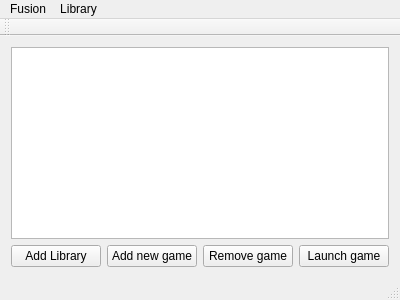
Old version of the form mainwindow.ui in the repository FusionLauncher/FusionClient.
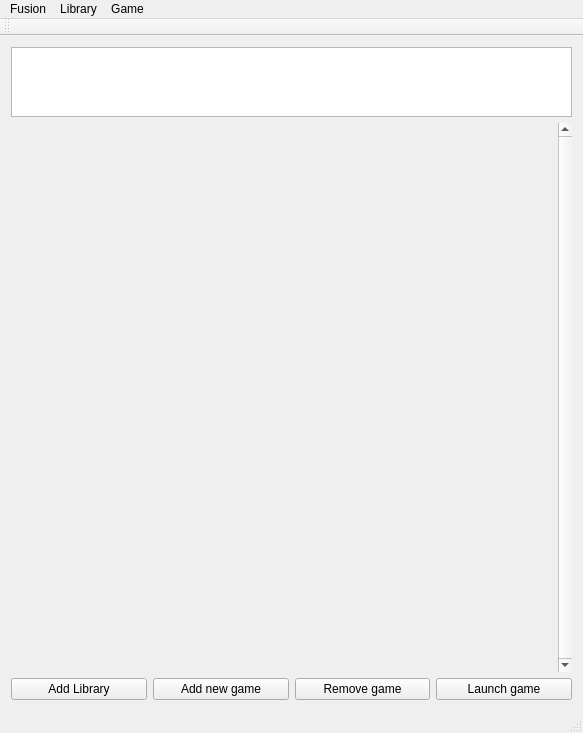
New version of the form.

Commit message: Add: GameInfoDialog to edit Games Add: Widget do Display Games Add: General Class for some Static stuff

```diff
--- a/mainwindow.ui
+++ b/mainwindow.ui
@@ -6,8 +6,8 @@
    <rect>
     <x>0</x>
     <y>0</y>
-    <width>400</width>
-    <height>300</height>
+    <width>583</width>
+    <height>733</height>
    </rect>
   </property>
   <property name="windowTitle">
@@ -17,7 +17,7 @@
    <string notr="true"/>
   </property>
   <widget class="QWidget" name="centralWidget">
-   <layout class="QVBoxLayout" name="verticalLayout">
+   <layout class="QVBoxLayout" name="verticalLayout" stretch="1,10,0">
     <item>
      <widget class="QListWidget" name="gameListWidget">
       <property name="sortingEnabled">
@@ -25,6 +25,35 @@
       </property>
      </widget>
     </item>
+    <item>
+     <widget class="QScrollArea" name="gameScrollArea">
+      <property name="frameShape">
+       <enum>QFrame::NoFrame</enum>
+      </property>
+      <property name="verticalScrollBarPolicy">
+       <enum>Qt::ScrollBarAlwaysOn</enum>
+      </property>
+      <property name="horizontalScrollBarPolicy">
+       <enum>Qt::ScrollBarAsNeeded</enum>
+      </property>
+      <property name="widgetResizable">
+       <bool>true</bool>
+      </property>
+      <widget class="QWidget" name="scrollAreaWidgetContents">
+       <property name="geometry">
+        <rect>
+         <x>0</x>
+         <y>0</y>
+         <width>548</width>
+         <height>552</height>
+        </rect>
+       </property>
+       <property name="autoFillBackground">
+        <bool>false</bool>
+       </property>
+      </widget>
+     </widget>
+    </item>
     <item>
      <layout class="QHBoxLayout" name="horizontalLayout">
       <item>
@@ -64,7 +93,7 @@
     <rect>
      <x>0</x>
      <y>0</y>
-     <width>400</width>
+     <width>583</width>
      <height>21</height>
     </rect>
    </property>
@@ -83,8 +112,15 @@
     <addaction name="libAddGameAction"/>
     <addaction name="libAddLibAction"/>
    </widget>
+   <widget class="QMenu" name="menuGame">
+    <property name="title">
+     <string>Game</string>
+    </property>
+    <addaction name="actionGet_Info"/>
+   </widget>
    <addaction name="menuFusion"/>
    <addaction name="menuLibrary"/>
+   <addaction name="menuGame"/>
   </widget>
   <widget class="QToolBar" name="mainToolBar">
    <attribute name="toolBarArea">
```
Left out of the diff: 5 changed lines with no effect on the pictures. The commit also changes 15 other files.
